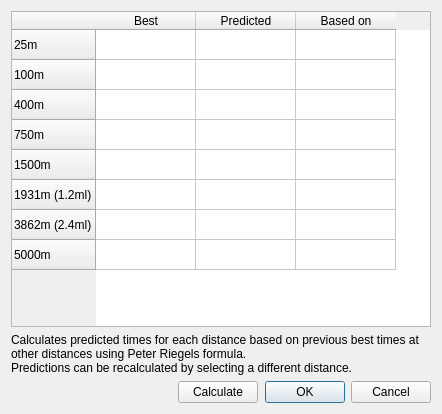
Before: the Qt Designer form ui/analysis.ui in ihewitt/poolviewer, drawn with Qt 5.
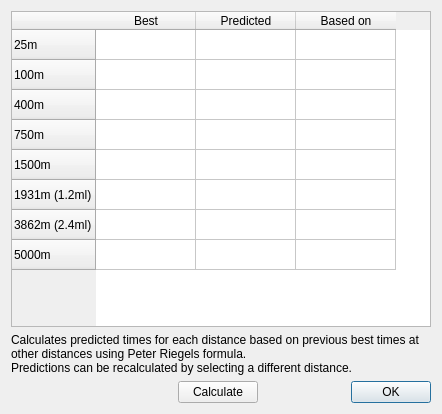
After: the same form once the commit is applied.

Commit message: Remove unnecessary button.

```diff
--- a/ui/analysis.ui
+++ b/ui/analysis.ui
@@ -131,7 +131,7 @@
         <enum>Qt::Horizontal</enum>
        </property>
        <property name="standardButtons">
-        <set>QDialogButtonBox::Cancel|QDialogButtonBox::Ok</set>
+        <set>QDialogButtonBox::Ok</set>
        </property>
       </widget>
      </item>
```
